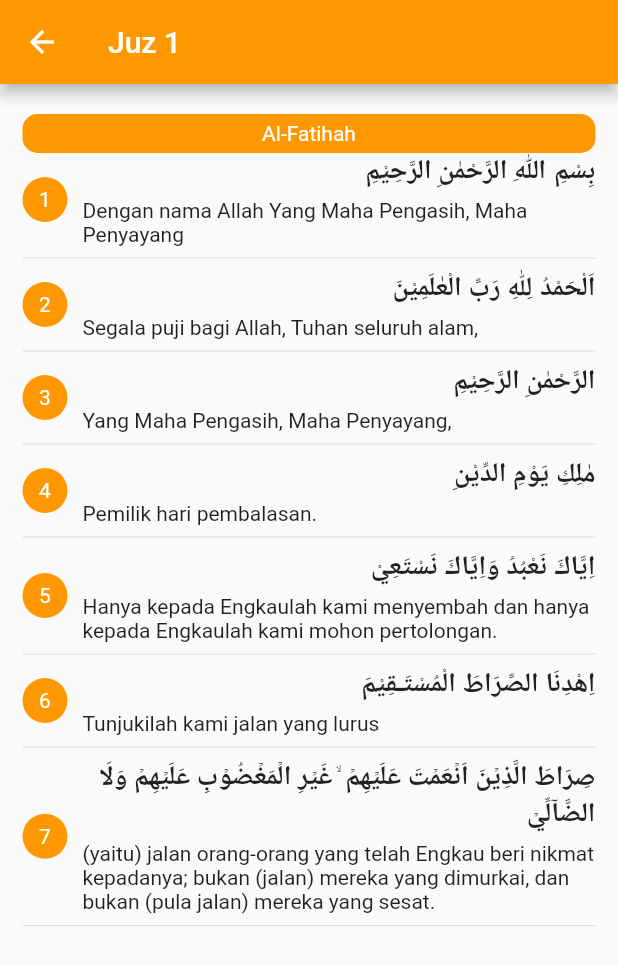
After one commit to Abdan009/kuy_ngaji, a Flutter app: the DetailJuz screen opened directly with sample values from the repository, on a phone screen of 412 x 824 dp. The commit adds this screen. Shown: the top 965 px of the screen. Run offline on Flutter 3.47's test engine with Material 2 defaults, Android fonts, the phone set to English and light mode, and no system bars; our stand-ins replace font_awesome_flutter, get.

Commit message:
update part 2

```diff
--- /dev/null
+++ b/lib/model/alquran/ayat.dart
@@ -0,0 +1,75 @@
+part of '../models.dart';
+
+class Ayat {
+  String id, idSurah, idJuz, no, isi, arti;
+  Ayat({
+    @required this.id,
+    @required this.idSurah,
+    @required this.idJuz,
+    @required this.no,
+    @required this.isi,
+    @required this.arti,
+  });
+}
+
+List<Ayat> mockAyat = [
+  Ayat(
+    id: '1',
+    idSurah: '1',
+    idJuz: '1',
+    no: '1',
+    isi: 'بِسْمِ اللّٰهِ الرَّحْمٰنِ الرَّحِيْمِ',
+    arti: "Dengan nama Allah Yang Maha Pengasih, Maha Penyayang",
+  ),
+  Ayat(
+    id: '2',
+    idSurah: '1',
+    idJuz: '1',
+    no: '2',
+    isi: "اَلْحَمْدُ لِلّٰهِ رَبِّ الْعٰلَمِيْنَ",
+    arti: "Segala puji bagi Allah, Tuhan seluruh alam,",
+  ),
+  Ayat(
+    id: '3',
+    idSurah: '1',
+    idJuz: '1',
+    no: '3',
+    isi: "الرَّحْمٰنِ الرَّحِيْمِ",
+    arti: "Yang Maha Pengasih, Maha Penyayang,",
+  ),
+  Ayat(
+    id: '4',
+    idSurah: '1',
+    idJuz: '1',
+    no: '4',
+    isi: "مٰلِكِ يَوْمِ الدِّيْنِ",
+    arti: "Pemilik hari pembalasan.",
+  ),
+  Ayat(
+    id: '5',
+    idSurah: '1',
+    idJuz: '1',
+    no: '5',
+    isi: "اِيَّاكَ نَعْبُدُ وَاِيَّاكَ نَسْتَعِيْ",
+    arti:
+        "Hanya kepada Engkaulah kami menyembah dan hanya kepada Engkaulah kami mohon pertolongan.",
+  ),
+  Ayat(
+    id: '6',
+    idSurah: '1',
+    idJuz: '1',
+    no: '6',
+    isi: "اِھْدِنَا الصِّرَاطَ الْمُسْتَـقِيْمَ",
+    arti: "Tunjukilah kami jalan yang lurus",
+  ),
+  Ayat(
+    id: '7',
+    idSurah: '1',
+    idJuz: '1',
+    no: '7',
+    isi:
+        "صِرَاطَ الَّذِيۡنَ اَنۡعَمۡتَ عَلَيۡهِمۡ ۙ غَيۡرِ الۡمَغۡضُوۡبِ عَلَيۡهِمۡ وَلَا الضَّآلِّيۡ",
+    arti:
+        "(yaitu) jalan orang-orang yang telah Engkau beri nikmat kepadanya; bukan (jalan) mereka yang dimurkai, dan bukan (pula jalan) mereka yang sesat.",
+  ),
+];
--- /dev/null
+++ b/lib/model/alquran/juz.dart
@@ -0,0 +1,96 @@
+part of '../models.dart';
+
+class Juz {
+  final String id, nomorJuz;
+  Juz({
+    @required this.id,
+    @required this.nomorJuz,
+  });
+}
+
+List<Juz> mockJuz = [
+  Juz(
+    id: '1',
+    nomorJuz: '1',
+  ),
+  Juz(
+    id: '2',
+    nomorJuz: '2',
+  ),
+  Juz(
+    id: '3',
+    nomorJuz: '3',
+  ),
+  Juz(
+    id: '4',
+    nomorJuz: '4',
+  ),
+  Juz(
+    id: '5',
+    nomorJuz: '5',
+  ),
+  Juz(
+    id: '6',
+    nomorJuz: '6',
+  ),
+  Juz(
+    id: '7',
+    nomorJuz: '7',
+  ),
+  Juz(
+    id: '8',
+    nomorJuz: '8',
+  ),
+  Juz(
+    id: '9',
+    nomorJuz: '9',
+  ),
+  Juz(
+    id: '10',
+    nomorJuz: '10',
+  ),
+  Juz(
+    id: '11',
+    nomorJuz: '11',
+  ),
+  Juz(
+    id: '12',
+    nomorJuz: '12',
+  ),
+  Juz(
+    id: '13',
+    nomorJuz: '13',
+  ),
+  Juz(
+    id: '14',
+    nomorJuz: '14',
+  ),
+  Juz(
+    id: '15',
+    nomorJuz: '15',
+  ),
+  Juz(
+    id: '15',
+    nomorJuz: '16',
+  ),
+  Juz(
+    id: '17',
+    nomorJuz: '17',
+  ),
+  Juz(
+    id: '18',
+    nomorJuz: '18',
+  ),
+  Juz(
+    id: '19',
+    nomorJuz: '19',
+  ),
+  Juz(
+    id: '20',
+    nomorJuz: '20',
+  ),
+  Juz(
+    id: '21',
+    nomorJuz: '21',
+  ),
+];
--- /dev/null
+++ b/lib/model/alquran/surah.dart
@@ -0,0 +1,103 @@
+part of '../models.dart';
+
+class Surah {
+  String id, nomor, nama, arti;
+  Surah(
+      {@required this.id,
+      @required this.nomor,
+      @required this.nama,
+      @required this.arti});
+}
+
+List<Surah> mockSurah = [
+  Surah(
+    id: '1',
+    nomor: '1',
+    nama: 'Al-Fatihah',
+    arti: 'Pembukaan',
+  ),
+  Surah(
+    id: '2',
+    nomor: '2',
+    nama: 'Al-Baqarah',
+    arti: 'Sapi Betina',
+  ),
+  Surah(
+    id: '3',
+    nomor: '3',
+    nama: "Ali 'Imran",
+    arti: "Keluarga 'Imran",
+  ),
+  Surah(
+    id: '4',
+    nomor: '4',
+    nama: "An-Nisa'",
+    arti: 'Wanita',
+  ),
+  Surah(
+    id: '5',
+    nomor: '5',
+    nama: "Al-Ma'idah",
+    arti: 'Jamuan (hidangan makanan)',
+  ),
+  Surah(
+    id: '6',
+    nomor: '6',
+    nama: "Al-An'am",
+    arti: 'Hewan Ternak',
+  ),
+  Surah(
+    id: '7',
+    nomor: '7',
+    nama: " Al-A’raf",
+    arti: 'Tempat yang tertinggi',
+  ),
+  Surah(
+    id: '8',
+    nomor: '8',
+    nama: "Al-Anfal",
+    arti: 'Harta rampasan perang',
+  ),
+  Surah(
+    id: '9',
+    nomor: '9',
+    nama: "At-Taubah",
+    arti: 'Pengampunan',
+  ),
+  Surah(
+    id: '10',
+    nomor: '10',
+    nama: "Yunus",
+    arti: 'Nabi Yunus',
+  ),
+  Surah(
+    id: '11',
+    nomor: '11',
+    nama: "Hud",
+    arti: 'Nabi Hud',
+  ),
+  Surah(
+    id: '12',
+    nomor: '12',
+    nama: "Yusuf",
+    arti: 'Nabi Yusuf',
+  ),
+  Surah(
+    id: '13',
+    nomor: '13',
+    nama: "Ar-Ra’d",
+    arti: 'Guruh (petir)',
+  ),
+  Surah(
+    id: '14',
+    nomor: '14',
+    nama: "Ibrahim",
+    arti: 'Nabi Ibrahim',
+  ),
+  Surah(
+    id: '15',
+    nomor: '15',
+    nama: "Al-Hijr",
+    arti: 'Gunung Al Hijr',
+  ),
+];
--- /dev/null
+++ b/lib/model/models.dart
@@ -0,0 +1,6 @@
+import 'package:flutter/cupertino.dart';
+
+part 'jadwal_shalat.dart';
+part 'alquran/juz.dart';
+part 'alquran/ayat.dart';
+part 'alquran/surah.dart';
--- /dev/null
+++ b/lib/ui/pages/alquran/juz/detail_juz.dart
@@ -0,0 +1,68 @@
+import 'package:flutter/material.dart';
+import 'package:kuy_ngaji/model/models.dart';
+import 'package:kuy_ngaji/ui/widgets/widgets.dart';
+
+class DetailJuz extends StatelessWidget {
+  final Juz juz;
+  DetailJuz(this.juz);
+  @override
+  Widget build(BuildContext context) {
+    return Scaffold(
+      appBar: AppBar(
+        title: Text(
+          "Juz " + juz.nomorJuz,
+          style: TextStyle(color: Colors.white),
+        ),
+        backgroundColor: Colors.orange,
+      ),
+      body: Builder(builder: (_) {
+        List<Ayat> listAyat =
+            mockAyat.where((element) => element.idJuz == juz.id).toList();
+        return ListView.builder(
+          itemCount: listAyat.length,
+          itemBuilder: (_, index) {
+            return Container(
+              margin: EdgeInsets.symmetric(horizontal: 15),
+              child: Column(
+                children: [
+                  if (index == 0)
+                    SizedBox(
+                      height: 20,
+                    ),
+                  if (listAyat[index].no == '1')
+                    Builder(builder: (_) {
+                      Surah nameSurah = mockSurah.firstWhere(
+                          (element) => element.id == listAyat[index].idSurah,
+                          orElse: () => null);
+                      return Container(
+                        width: double.infinity,
+                        padding: EdgeInsets.symmetric(vertical: 5),
+                        decoration: BoxDecoration(
+                          color: Colors.orange,
+                          borderRadius: BorderRadius.circular(10),
+                        ),
+                        child: Center(
+                          child: Text(
+                            nameSurah.nama,
+                            style: TextStyle(color: Colors.white),
+                          ),
+                        ),
+                      );
+                    }),
+                  CardListWidget(
+                      nomor: listAyat[index].no,
+                      title: listAyat[index].isi,
+                      subTitle: listAyat[index].arti),
+                  if (index == listAyat.length - 1)
+                    SizedBox(
+                      height: 20,
+                    ),
+                ],
+              ),
+            );
+          },
+        );
+      }),
+    );
+  }
+}
--- /dev/null
+++ b/lib/ui/widgets/card_list_widget.dart
@@ -0,0 +1,71 @@
+part of 'widgets.dart';
+
+class CardListWidget extends StatelessWidget {
+  final String nomor, title, subTitle;
+  CardListWidget({
+    @required this.nomor,
+    @required this.title,
+    this.subTitle,
+  });
+  @override
+  Widget build(BuildContext context) {
+    return Container(
+      child: Column(
+        children: [
+          Container(
+            child: Row(
+              mainAxisAlignment: MainAxisAlignment.spaceBetween,
+              children: [
+                Container(
+                  height: 30,
+                  width: 30,
+                  margin: EdgeInsets.only(right: 10),
+                  decoration: BoxDecoration(
+                    color: Colors.orange,
+                    shape: BoxShape.circle,
+                  ),
+                  child: Center(
+                    child: Text(
+                      nomor,
+                      style: TextStyle(color: Colors.white),
+                    ),
+                  ),
+                ),
+                Expanded(
+                  child: Container(
+                    child: Column(
+                      crossAxisAlignment: CrossAxisAlignment.end,
+                      children: [
+                        Container(
+                          child: Text(
+                            title,
+                            style: TextStyle(
+                                fontWeight: FontWeight.bold, fontSize: 18),
+                            textAlign: TextAlign.end,
+                          ),
+                        ),
+                        if (subTitle != null)
+                          SizedBox(
+                            height: 5,
+                          ),
+                        if (subTitle != null)
+                          Align(
+                            alignment: Alignment.centerLeft,
+                            child: Text(
+                              subTitle,
+                              textAlign: TextAlign.left,
+                            ),
+                          )
+                      ],
+                    ),
+                  ),
+                )
+              ],
+            ),
+          ),
+          Divider(),
+        ],
+      ),
+    );
+  }
+}
--- /dev/null
+++ b/lib/ui/widgets/widgets.dart
@@ -0,0 +1,3 @@
+import 'package:flutter/material.dart';
+
+part 'card_list_widget.dart';
```
Also changed, not shown: lib/main.dart (+7 -3 lines), lib/model/jadwal_shalat.dart (+8 -1 lines), lib/ui/pages/alquran/alquran_page.dart (added, +41 -0 lines), lib/ui/pages/alquran/juz/juz_page.dart (added, +38 -0 lines), lib/ui/pages/alquran/surah/detail_surah_page.dart (added, +48 -0 lines), lib/ui/pages/alquran/surah/surah_page.dart (added, +41 -0 lines), lib/ui/pages/jadwal_shalat_page.dart (+11 -9 lines), lib/ui/pages/main_page.dart (+30 -2 lines), lib/ui/pages/stateful_page.dart (added, +28 -0 lines), lib/ui/pages/stateles_page.dart (added, +24 -0 lines), pubspec.yaml (+3 -11 lines), pubspec.lock.
